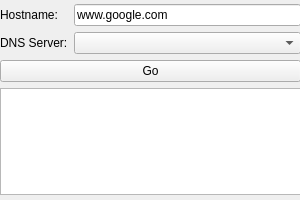
Old version of the form fgfw-lite/ui/remoteresolver.ui in the repository bylheart/fwlite.
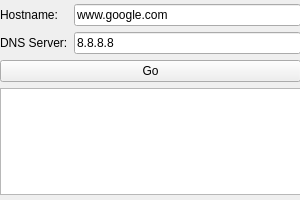
New version of the form.

The edit to the form file:
```diff
--- a/fgfw-lite/ui/remoteresolver.ui
+++ b/fgfw-lite/ui/remoteresolver.ui
@@ -50,12 +50,10 @@
        </widget>
       </item>
       <item row="1" column="1">
-       <widget class="QComboBox" name="serverComboBox">
-        <item>
+       <widget class="QLineEdit" name="serverlineEdit">
          <property name="text">
-          <string/>
-         </property>
-        </item>
+         <string>8.8.8.8</string>
+        </property>
        </widget>
       </item>
      </layout>
```
Lines whose indentation alone changed are shown as unchanged.
